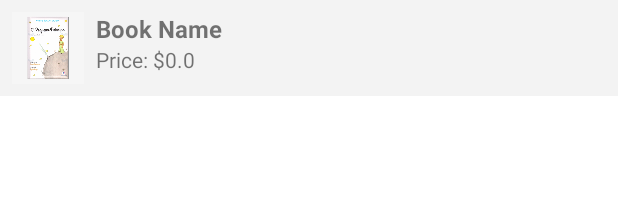
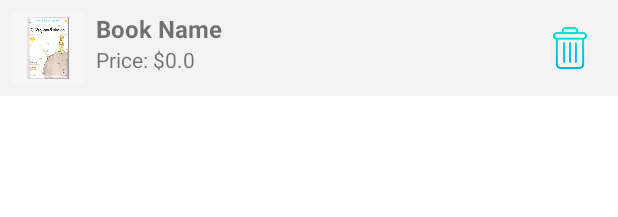
Before and after one commit to fahricandurucan/BookCornerAppJava, an Android app: the layout cart_item.xml on its own in the app's theme, with its tools: preview values and no code run, on a phone screen of 412 x 824 dp. Shown: the top 217 px of the screen. Run offline under Robolectric (Android 15) with nearby library versions, the phone set to English and light mode, and no system bars.

Commit message:
added delete function to cart page

```diff
--- a/app/src/main/java/com/example/bookcornerapp_java/CartFragment.java
+++ b/app/src/main/java/com/example/bookcornerapp_java/CartFragment.java
@@ -86,6 +86,7 @@ public class CartFragment extends Fragment {
     @Override
     public View onCreateView(LayoutInflater inflater, ViewGroup container,
                              Bundle savedInstanceState) {
+        // SharedPreferencesHelper sınıfına dinleyiciyi atanır.
         // Inflate the layout for this fragment
         View view = inflater.inflate(R.layout.fragment_cart, container, false);
         View emptyView = inflater.inflate(R.layout.fragment_empty,container,false);
@@ -187,6 +188,8 @@ public class CartFragment extends Fragment {
         }
     }
 
+
+
     private void updateTotalAmount() {
         // Sepetteki ürünlerin fiyatlarını alıyorum
         List<Book> cartItems = SharedPreferencesHelper.getCartItems(requireContext());
--- a/app/src/main/java/com/example/bookcornerapp_java/FavoriteFragment.java
+++ b/app/src/main/java/com/example/bookcornerapp_java/FavoriteFragment.java
@@ -81,7 +81,7 @@ public class FavoriteFragment extends Fragment {
         List<FavoriteBook> favoriteBookList = FavoriteBookManager.getFavoriteBooks();
         // Sepet boşsa uygun bir mesaj göster
         if (favoriteBookList == null || favoriteBookList.isEmpty()) {
-            emptyCartTextView.setText("Not yet favorite book!");
+            emptyCartTextView.setText("You don'have favorite book yet!");
             emptyCartImage.setImageResource(R.drawable.empty_favorite);
             Log.e("FavoriActivity", "Favori items are empty or null");
             return emptyView;
--- a/app/src/main/res/layout/cart_item.xml
+++ b/app/src/main/res/layout/cart_item.xml
@@ -44,5 +44,12 @@
             android:textSize="14sp"/>
 
     </LinearLayout>
+    <!-- Delete İkonu -->
+    <ImageView
+        android:id="@+id/deleteIcon"
+        android:layout_width="28dp"
+        android:layout_height="28dp"
+        android:layout_margin="10dp"
+        android:src="@drawable/delete_icon2" />
 
 </LinearLayout>
--- a/app/src/main/res/layout/fragment_cart.xml
+++ b/app/src/main/res/layout/fragment_cart.xml
@@ -48,6 +48,7 @@
                 android:id="@+id/view"
                 android:layout_width="match_parent"
                 android:layout_height="match_parent" />
+
 
             <TextView
                 android:id="@+id/textView3"
```
Also changed, not shown: app/src/main/java/com/example/bookcornerapp_java/adapters/CartAdapter.java (+20 -0 lines), app/src/main/java/com/example/bookcornerapp_java/myInterfaces/CartUpdateListener.java (added, +9 -0 lines), app/src/main/java/com/example/bookcornerapp_java/sharedPreferences/SharedPreferencesHelper.java (+38 -1 lines).
